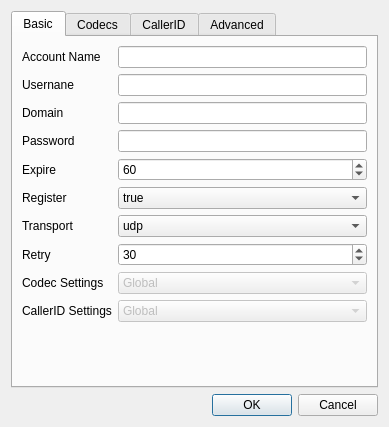
Before: the Qt Designer form fscomm/preferences/accountdialog.ui in karlma/freeswitch-b1.10, drawn with Qt 5.
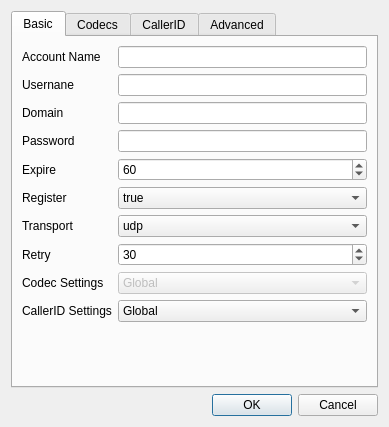
After: the same form once the commit is applied.

Diff of the .ui file:
```diff
--- a/fscomm/preferences/accountdialog.ui
+++ b/fscomm/preferences/accountdialog.ui
@@ -193,7 +193,7 @@
        <item row="9" column="1">
         <widget class="QComboBox" name="clidSettingsCombo">
          <property name="enabled">
-          <bool>false</bool>
+          <bool>true</bool>
          </property>
          <item>
           <property name="text">
```
